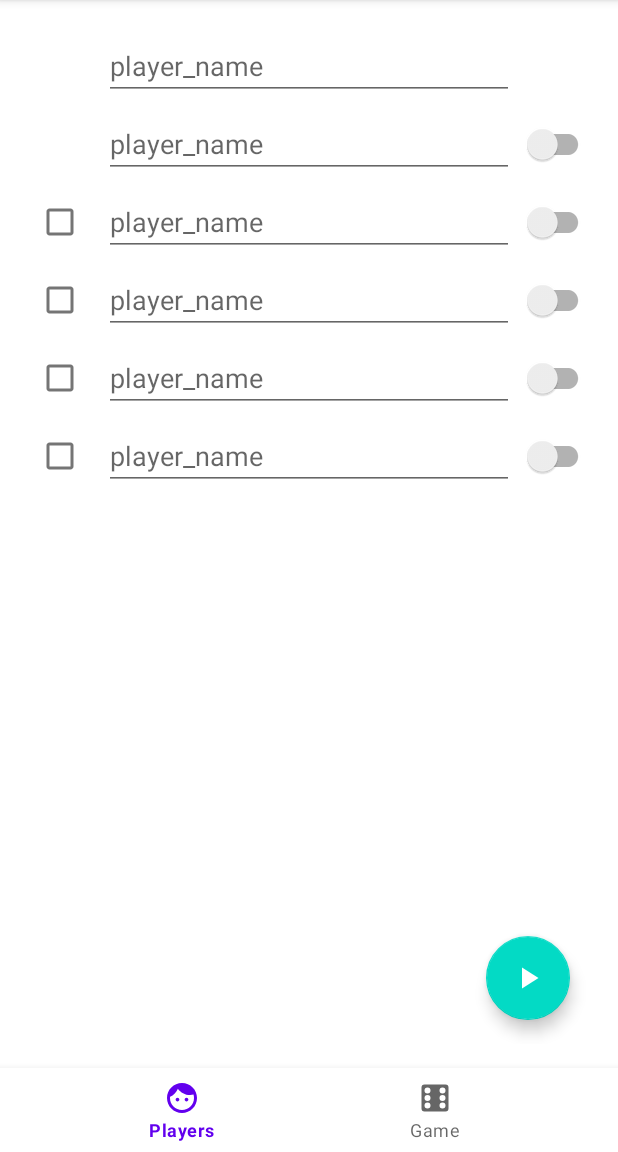
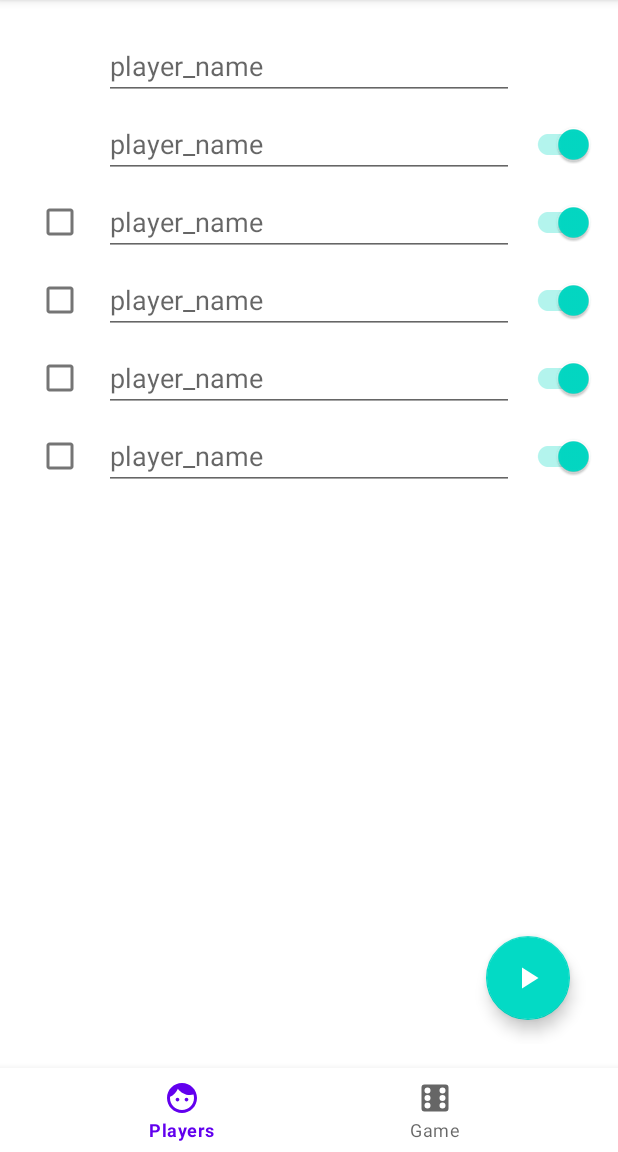
Before and after one commit to expeditioneer/PennyDrop, an Android app: the PickPlayersFragment screen opened through its navigation route, on a phone screen of 412 x 824 dp, the part 84-1236 px from its top. Run offline under Robolectric (Android 15) with nearby library versions, the phone set to English and light mode, and no system bars; our stand-ins replace data binding, navigation-ui; 6 statements that could not run were skipped.

Commit message:
added Bind ViewModel to Fragment PickPlayers

```diff
--- a/app/src/main/java/dev/lamm/pennydrop/fragments/PickPlayersFragment.kt
+++ b/app/src/main/java/dev/lamm/pennydrop/fragments/PickPlayersFragment.kt
@@ -5,16 +5,24 @@ import android.view.LayoutInflater
 import android.view.View
 import android.view.ViewGroup
 import androidx.fragment.app.Fragment
+import androidx.fragment.app.activityViewModels
 import dev.lamm.pennydrop.databinding.FragmentPickPlayersBinding
+import dev.lamm.pennydrop.viewmodels.PickPlayersViewModel
 
 
 class PickPlayersFragment : Fragment() {
+
+    private val pickPlayersViewModel by activityViewModels<PickPlayersViewModel>()
 
     override fun onCreateView(
         inflater: LayoutInflater, container: ViewGroup?,
         savedInstanceState: Bundle?
     ): View? {
-        val binding = FragmentPickPlayersBinding.inflate(inflater, container, false)
+        val binding = FragmentPickPlayersBinding
+            .inflate(inflater, container, false)
+            .apply {
+                this.vm = pickPlayersViewModel
+            }
 
         return binding.root
     }
--- a/app/src/main/res/layout/fragment_pick_players.xml
+++ b/app/src/main/res/layout/fragment_pick_players.xml
@@ -2,6 +2,13 @@
 <layout xmlns:android="http://schemas.android.com/apk/res/android"
     xmlns:app="http://schemas.android.com/apk/res-auto"
     xmlns:tools="http://schemas.android.com/tools">
+
+    <data>
+
+        <variable
+            name="vm"
+            type="dev.lamm.pennydrop.viewmodels.PickPlayersViewModel" />
+    </data>
 
     <androidx.constraintlayout.widget.ConstraintLayout
         android:layout_width="match_parent"
@@ -20,29 +27,32 @@
             <include
                 android:id="@+id/mainPlayer"
                 layout="@layout/player_list_item"
-                app:checkboxHidden="@{true}"
-                app:switchHidden="@{true}" />
+                app:player="@{vm.players[0]}" />
 
             <include
                 android:id="@+id/player2"
                 layout="@layout/player_list_item"
-                app:checkboxHidden="@{true}" />
+                app:player="@{vm.players[1]}" />
 
             <include
                 android:id="@+id/player3"
-                layout="@layout/player_list_item" />
+                layout="@layout/player_list_item"
+                app:player="@{vm.players[2]}" />
 
             <include
                 android:id="@+id/player4"
-                layout="@layout/player_list_item" />
+                layout="@layout/player_list_item"
+                app:player="@{vm.players[3]}" />
 
             <include
                 android:id="@+id/player5"
-                layout="@layout/player_list_item" />
+                layout="@layout/player_list_item"
+                app:player="@{vm.players[4]}" />
 
             <include
                 android:id="@+id/player6"
-                layout="@layout/player_list_item" />
+                layout="@layout/player_list_item"
+                app:player="@{vm.players[5]}" />
         </LinearLayout>
 
         <com.google.android.material.floatingactionbutton.FloatingActionButton
--- a/app/src/main/res/layout/player_list_item.xml
+++ b/app/src/main/res/layout/player_list_item.xml
@@ -1,15 +1,12 @@
 <?xml version="1.0" encoding="utf-8"?>
 <layout>
+
     <data>
         <import type="android.view.View" />
 
         <variable
-            name="checkboxHidden"
-            type="Boolean" />
-
-        <variable
-            name="switchHidden"
-            type="Boolean" />
+            name="player"
+            type="dev.lamm.pennydrop.types.NewPlayer" />
     </data>
 
     <androidx.constraintlayout.widget.ConstraintLayout xmlns:android="http://schemas.android.com/apk/res/android"
@@ -21,7 +18,8 @@
             android:id="@+id/checkbox_player_active"
             android:layout_width="wrap_content"
             android:layout_height="wrap_content"
-            android:visibility="@{checkboxHidden ? View.INVISIBLE : View.VISIBLE}"
+            android:checked="@={player.isIncluded}"
+            android:visibility="@{player.canBeRemoved ? View.VISIBLE : View.INVISIBLE}"
             app:layout_constraintBottom_toBottomOf="@id/edit_text_player_name"
             app:layout_constraintStart_toStartOf="parent"
             app:layout_constraintTop_toTopOf="@id/edit_text_player_name" />
@@ -41,7 +39,8 @@
             android:id="@+id/switch_player_type"
             android:layout_width="wrap_content"
             android:layout_height="wrap_content"
-            android:visibility="@{switchHidden ? View.INVISIBLE : View.VISIBLE}"
+            android:checked="@={player.isHuman}"
+            android:visibility="@{player.canBeToggled ? View.VISIBLE : View.INVISIBLE}"
             app:layout_constraintBottom_toBottomOf="@id/edit_text_player_name"
             app:layout_constraintEnd_toEndOf="parent"
             app:layout_constraintTop_toTopOf="@id/edit_text_player_name" />
```
